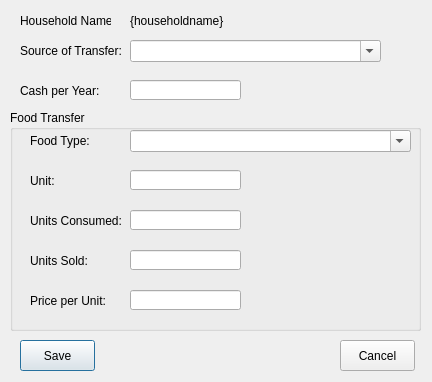
snim2mirror/openihm, file open-ihm/gui/designs/ui_household_income_transfers.ui: the form before one commit.
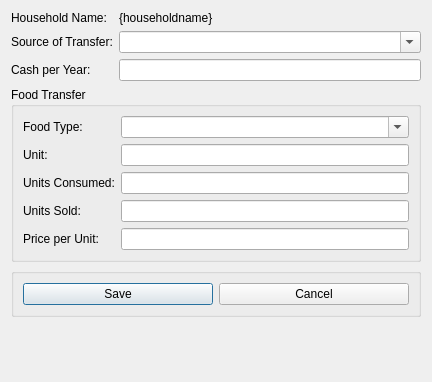
The form after the commit.

Commit message: Added layout manager to most dialogs. One report and all tabbed dialogs still to go.

```diff
--- a/open-ihm/gui/designs/ui_household_income_transfers.ui
+++ b/open-ihm/gui/designs/ui_household_income_transfers.ui
@@ -13,241 +13,135 @@
   <property name="windowTitle">
    <string>Add Transfer</string>
   </property>
-  <widget class="QLabel" name="label_2">
-   <property name="geometry">
-    <rect>
-     <x>20</x>
-     <y>40</y>
-     <width>101</width>
-     <height>21</height>
-    </rect>
-   </property>
-   <property name="text">
-    <string>Source of Transfer:</string>
-   </property>
-  </widget>
-  <widget class="QComboBox" name="cmbSourceOfTransfer">
-   <property name="geometry">
-    <rect>
-     <x>130</x>
-     <y>40</y>
-     <width>251</width>
-     <height>22</height>
-    </rect>
-   </property>
-   <property name="editable">
-    <bool>true</bool>
-   </property>
-  </widget>
-  <widget class="QLineEdit" name="txtCash">
-   <property name="geometry">
-    <rect>
-     <x>130</x>
-     <y>80</y>
-     <width>111</width>
-     <height>20</height>
-    </rect>
-   </property>
-  </widget>
-  <widget class="QPushButton" name="cmdCancel">
-   <property name="geometry">
-    <rect>
-     <x>340</x>
-     <y>340</y>
-     <width>75</width>
-     <height>31</height>
-    </rect>
-   </property>
-   <property name="text">
-    <string>Cancel</string>
-   </property>
-  </widget>
-  <widget class="QLabel" name="label">
-   <property name="geometry">
-    <rect>
-     <x>20</x>
-     <y>10</y>
-     <width>91</width>
-     <height>21</height>
-    </rect>
-   </property>
-   <property name="text">
-    <string>Household Name:</string>
-   </property>
-  </widget>
-  <widget class="QLabel" name="label_4">
-   <property name="geometry">
-    <rect>
-     <x>20</x>
-     <y>80</y>
-     <width>91</width>
-     <height>21</height>
-    </rect>
-   </property>
-   <property name="text">
-    <string>Cash per Year:</string>
-   </property>
-  </widget>
-  <widget class="QLabel" name="lblHouseholdName">
-   <property name="geometry">
-    <rect>
-     <x>130</x>
-     <y>10</y>
-     <width>271</width>
-     <height>21</height>
-    </rect>
-   </property>
-   <property name="text">
-    <string>{householdname}</string>
-   </property>
-  </widget>
-  <widget class="QPushButton" name="cmdSave">
-   <property name="geometry">
-    <rect>
-     <x>20</x>
-     <y>340</y>
-     <width>75</width>
-     <height>31</height>
-    </rect>
-   </property>
-   <property name="text">
-    <string>Save</string>
-   </property>
-   <property name="default">
-    <bool>true</bool>
-   </property>
-  </widget>
-  <widget class="QGroupBox" name="groupBox">
-   <property name="geometry">
-    <rect>
-     <x>10</x>
-     <y>110</y>
-     <width>411</width>
-     <height>221</height>
-    </rect>
-   </property>
-   <property name="title">
-    <string>Food Transfer</string>
-   </property>
-   <widget class="QLabel" name="label_6">
-    <property name="geometry">
-     <rect>
-      <x>20</x>
-      <y>140</y>
-      <width>81</width>
-      <height>21</height>
-     </rect>
-    </property>
-    <property name="text">
-     <string>Units Sold:</string>
-    </property>
-   </widget>
-   <widget class="QLineEdit" name="txtUnitsConsumed">
-    <property name="geometry">
-     <rect>
-      <x>120</x>
-      <y>100</y>
-      <width>111</width>
-      <height>20</height>
-     </rect>
-    </property>
-   </widget>
-   <widget class="QLineEdit" name="txtUnitOfMeasure">
-    <property name="geometry">
-     <rect>
-      <x>120</x>
-      <y>60</y>
-      <width>111</width>
-      <height>20</height>
-     </rect>
-    </property>
-   </widget>
-   <widget class="QLabel" name="label_5">
-    <property name="geometry">
-     <rect>
-      <x>20</x>
-      <y>100</y>
-      <width>91</width>
-      <height>21</height>
-     </rect>
-    </property>
-    <property name="text">
-     <string>Units Consumed:</string>
-    </property>
-   </widget>
-   <widget class="QLineEdit" name="txtUnitsSold">
-    <property name="geometry">
-     <rect>
-      <x>120</x>
-      <y>140</y>
-      <width>111</width>
-      <height>20</height>
-     </rect>
-    </property>
-   </widget>
-   <widget class="QLabel" name="label_7">
-    <property name="geometry">
-     <rect>
-      <x>20</x>
-      <y>60</y>
-      <width>91</width>
-      <height>21</height>
-     </rect>
-    </property>
-    <property name="text">
-     <string>Unit:</string>
-    </property>
-   </widget>
-   <widget class="QLabel" name="label_3">
-    <property name="geometry">
-     <rect>
-      <x>20</x>
-      <y>20</y>
-      <width>81</width>
-      <height>21</height>
-     </rect>
-    </property>
-    <property name="text">
-     <string>Food Type:</string>
-    </property>
-   </widget>
-   <widget class="QComboBox" name="cmbFoodType">
-    <property name="geometry">
-     <rect>
-      <x>120</x>
-      <y>20</y>
-      <width>281</width>
-      <height>22</height>
-     </rect>
-    </property>
-    <property name="editable">
-     <bool>true</bool>
-    </property>
-   </widget>
-   <widget class="QLineEdit" name="txtUnitPrice">
-    <property name="geometry">
-     <rect>
-      <x>120</x>
-      <y>180</y>
-      <width>111</width>
-      <height>20</height>
-     </rect>
-    </property>
-   </widget>
-   <widget class="QLabel" name="label_8">
-    <property name="geometry">
-     <rect>
-      <x>20</x>
-      <y>180</y>
-      <width>81</width>
-      <height>21</height>
-     </rect>
-    </property>
-    <property name="text">
-     <string>Price per Unit:</string>
-    </property>
-   </widget>
-  </widget>
+  <layout class="QFormLayout" name="formLayout_2">
+   <item row="0" column="0">
+    <widget class="QLabel" name="label">
+     <property name="text">
+      <string>Household Name:</string>
+     </property>
+    </widget>
+   </item>
+   <item row="0" column="1">
+    <widget class="QLabel" name="lblHouseholdName">
+     <property name="text">
+      <string>{householdname}</string>
+     </property>
+    </widget>
+   </item>
+   <item row="1" column="0">
+    <widget class="QLabel" name="label_2">
+     <property name="text">
+      <string>Source of Transfer:</string>
+     </property>
+    </widget>
+   </item>
+   <item row="1" column="1">
+    <widget class="QComboBox" name="cmbSourceOfTransfer">
+     <property name="editable">
+      <bool>true</bool>
+     </property>
+    </widget>
+   </item>
+   <item row="2" column="0">
+    <widget class="QLabel" name="label_4">
+     <property name="text">
+      <string>Cash per Year:</string>
+     </property>
+    </widget>
+   </item>
+   <item row="2" column="1">
+    <widget class="QLineEdit" name="txtCash"/>
+   </item>
+   <item row="3" column="0" colspan="2">
+    <widget class="QGroupBox" name="groupBox">
+     <property name="title">
+      <string>Food Transfer</string>
+     </property>
+     <layout class="QFormLayout" name="formLayout">
+      <item row="0" column="0">
+       <widget class="QLabel" name="label_3">
+        <property name="text">
+         <string>Food Type:</string>
+        </property>
+       </widget>
+      </item>
+      <item row="0" column="1">
+       <widget class="QComboBox" name="cmbFoodType">
+        <property name="editable">
+         <bool>true</bool>
+        </property>
+       </widget>
+      </item>
+      <item row="1" column="0">
+       <widget class="QLabel" name="label_7">
+        <property name="text">
+         <string>Unit:</string>
+        </property>
+       </widget>
+      </item>
+      <item row="1" column="1">
+       <widget class="QLineEdit" name="txtUnitOfMeasure"/>
+      </item>
+      <item row="2" column="0">
+       <widget class="QLabel" name="label_5">
+        <property name="text">
+         <string>Units Consumed:</string>
+        </property>
+       </widget>
+      </item>
+      <item row="2" column="1">
+       <widget class="QLineEdit" name="txtUnitsConsumed"/>
+      </item>
+      <item row="3" column="0">
+       <widget class="QLabel" name="label_6">
+        <property name="text">
+         <string>Units Sold:</string>
+        </property>
+       </widget>
+      </item>
+      <item row="3" column="1">
+       <widget class="QLineEdit" name="txtUnitsSold"/>
+      </item>
+      <item row="4" column="0">
+       <widget class="QLabel" name="label_8">
+        <property name="text">
+         <string>Price per Unit:</string>
+        </property>
+       </widget>
+      </item>
+      <item row="4" column="1">
+       <widget class="QLineEdit" name="txtUnitPrice"/>
+      </item>
+     </layout>
+    </widget>
+   </item>
+   <item row="4" column="0" colspan="2">
+    <widget class="QGroupBox" name="groupBox_2">
+     <property name="title">
+      <string/>
+     </property>
+     <layout class="QHBoxLayout" name="horizontalLayout">
+      <item>
+       <widget class="QPushButton" name="cmdSave">
+        <property name="text">
+         <string>Save</string>
+        </property>
+        <property name="default">
+         <bool>true</bool>
+        </property>
+       </widget>
+      </item>
+      <item>
+       <widget class="QPushButton" name="cmdCancel">
+        <property name="text">
+         <string>Cancel</string>
+        </property>
+       </widget>
+      </item>
+     </layout>
+    </widget>
+   </item>
+  </layout>
  </widget>
  <tabstops>
   <tabstop>cmbSourceOfTransfer</tabstop>
```
Left out of the diff: 34 changed lines with no effect on the pictures. The commit also changes 97 other files.
